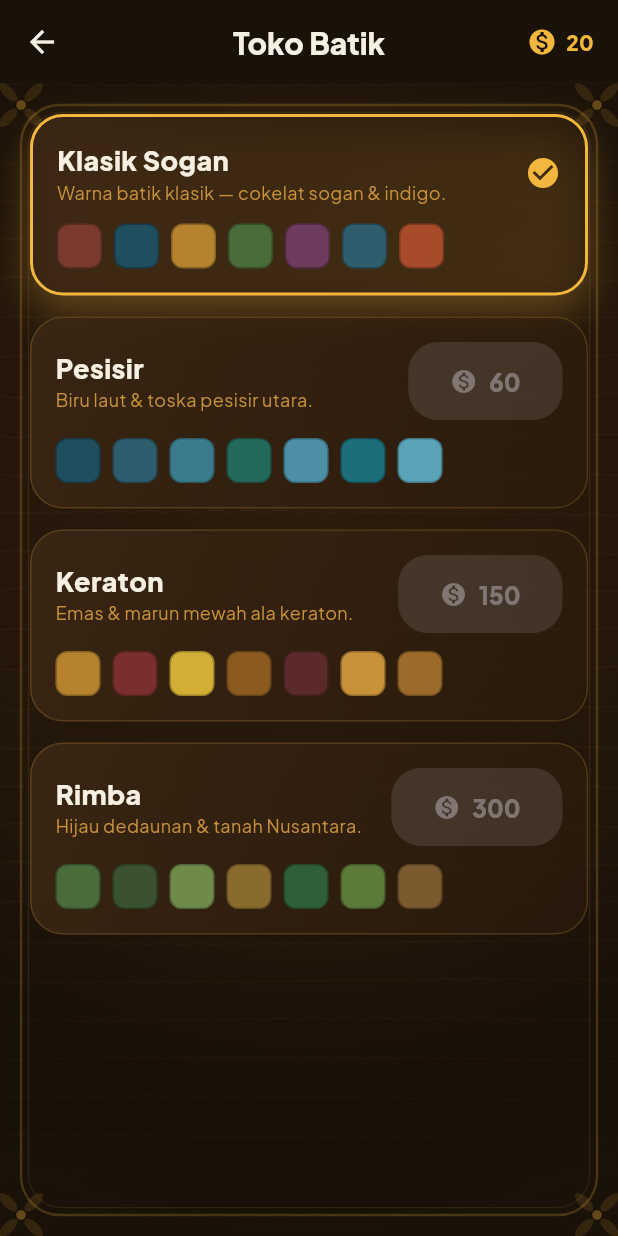
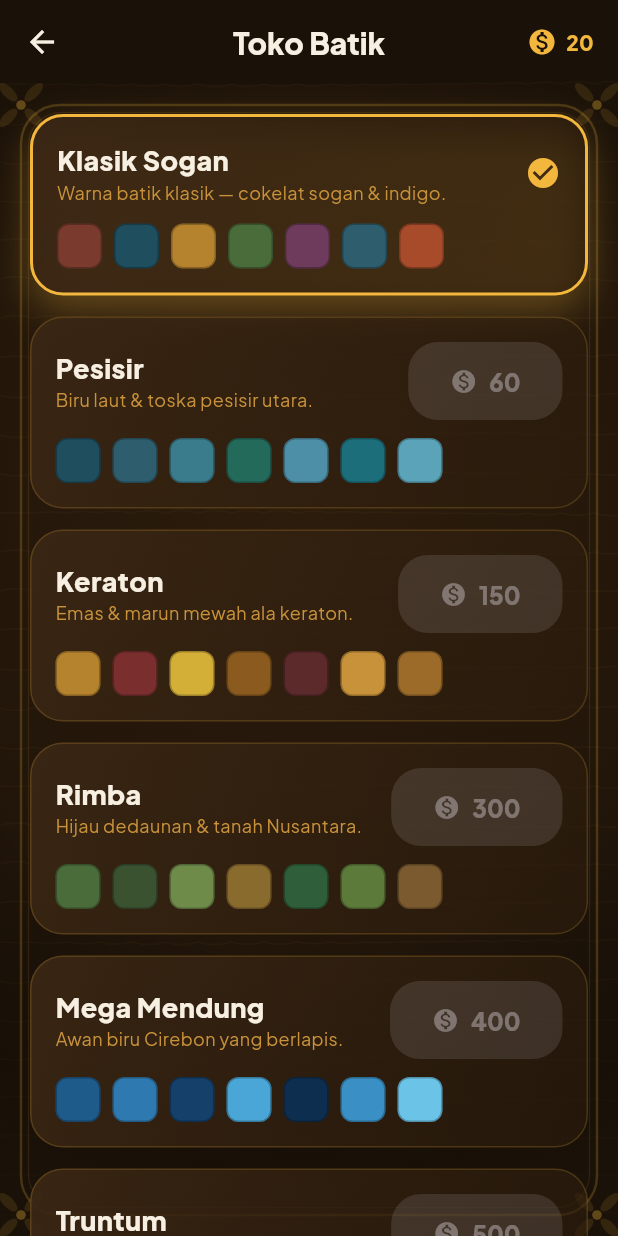
Before and after one commit to zachiesings/pusaka-blast, a Flutter app: the ShopScreen screen opened directly, on a phone screen of 412 x 824 dp. Run offline on Flutter 3.47's test engine with Material 3 defaults, Android fonts, the phone set to English and light mode, and no system bars; our stand-ins replace audioplayers, google_mobile_ads, shared_preferences; accounts and stored records are empty; network calls fail.

Commit message:
feat(w28): +3 batik skins (Mega Mendung/Truntum/Senja Nusantara) = 7 total — more coin-economy content

```diff
--- a/lib/game/skins.dart
+++ b/lib/game/skins.dart
@@ -62,6 +62,36 @@ class SkinCatalog {
         Color(0xFF2F5E3A), Color(0xFF5C7A3A), Color(0xFF7A5A2E),
       ],
     ),
+    Skin(
+      id: 'megamendung',
+      name: 'Mega Mendung',
+      desc: 'Awan biru Cirebon yang berlapis.',
+      cost: 400,
+      colors: [
+        Color(0xFF1E5A8A), Color(0xFF2E7AB0), Color(0xFF14406A), Color(0xFF49A6D6),
+        Color(0xFF0E2E50), Color(0xFF3A8FC4), Color(0xFF6CC3E8),
+      ],
+    ),
+    Skin(
+      id: 'truntum',
+      name: 'Truntum',
+      desc: 'Taburan bintang emas di langit nila.',
+      cost: 500,
+      colors: [
+        Color(0xFFD9A636), Color(0xFFB8860B), Color(0xFFF2C75B), Color(0xFF5C4A8A),
+        Color(0xFF8A6E2E), Color(0xFFE0B84E), Color(0xFF3E3268),
+      ],
+    ),
+    Skin(
+      id: 'senja',
+      name: 'Senja Nusantara',
+      desc: 'Gradasi hangat matahari terbenam.',
+      cost: 650,
+      colors: [
+        Color(0xFFE8643C), Color(0xFFD23E5A), Color(0xFFF2913C), Color(0xFFB02E6A),
+        Color(0xFFC0492E), Color(0xFFF2B14A), Color(0xFF8A2E5A),
+      ],
+    ),
   ];
 
   static Skin byId(String id) =>
```
